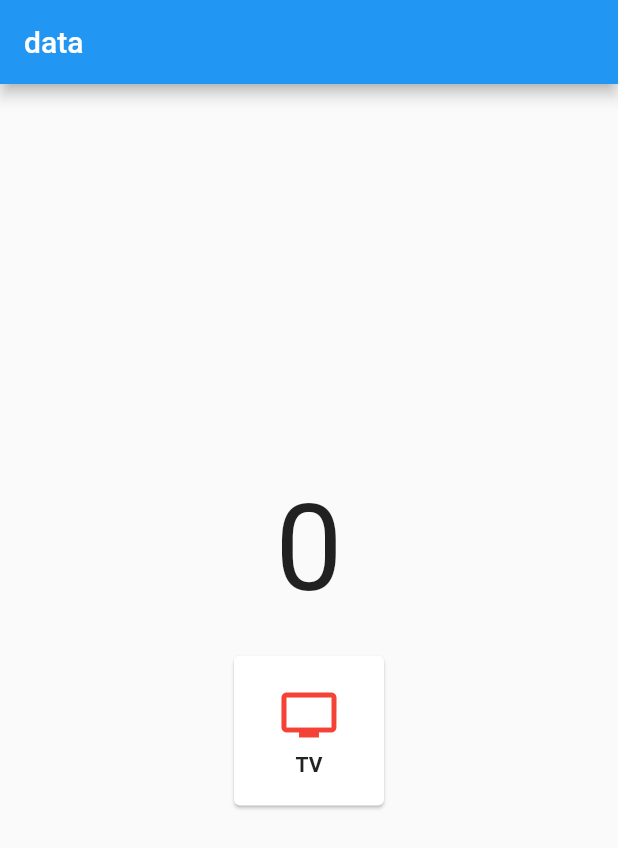
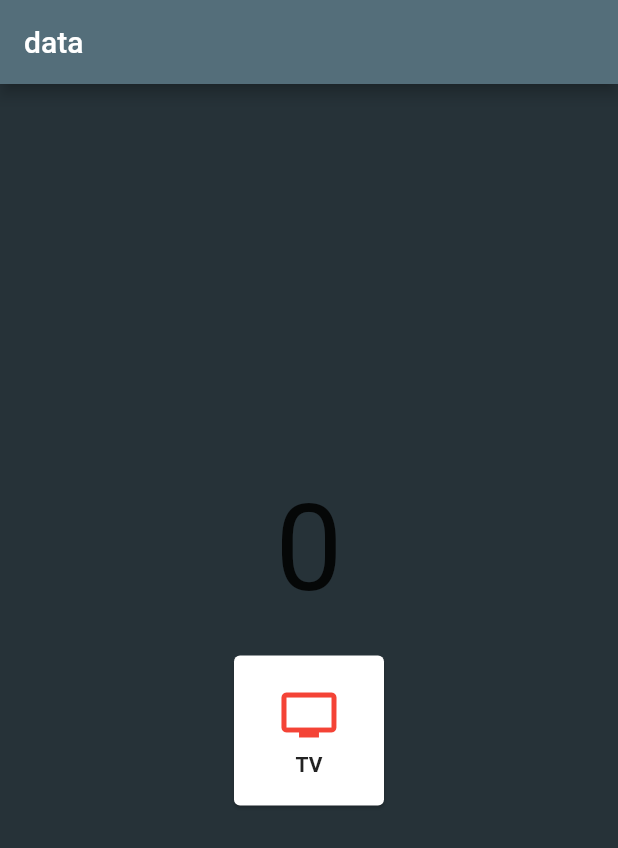
Before and after one commit to aisy/learn-flutter, a Flutter app: the screen it shows after launch, on a phone screen of 412 x 824 dp. Shown: the top 848 px of the screen. Run offline on Flutter 3.47's test engine with Material 2 defaults, Android fonts, the phone set to English and light mode, and no system bars.

Commit message:
change background color

```diff
--- a/lib/screens/HomeScreen.dart
+++ b/lib/screens/HomeScreen.dart
@@ -24,7 +24,9 @@ class _HomeScreenState extends State<HomeScreen> {
   @override
   Widget build(BuildContext context) {
     return Scaffold(
+      backgroundColor: Colors.blueGrey[900],
       appBar: AppBar(
+        backgroundColor: Colors.blueGrey[600],
         title: Text("data"),
       ),
       body: Center(
```
